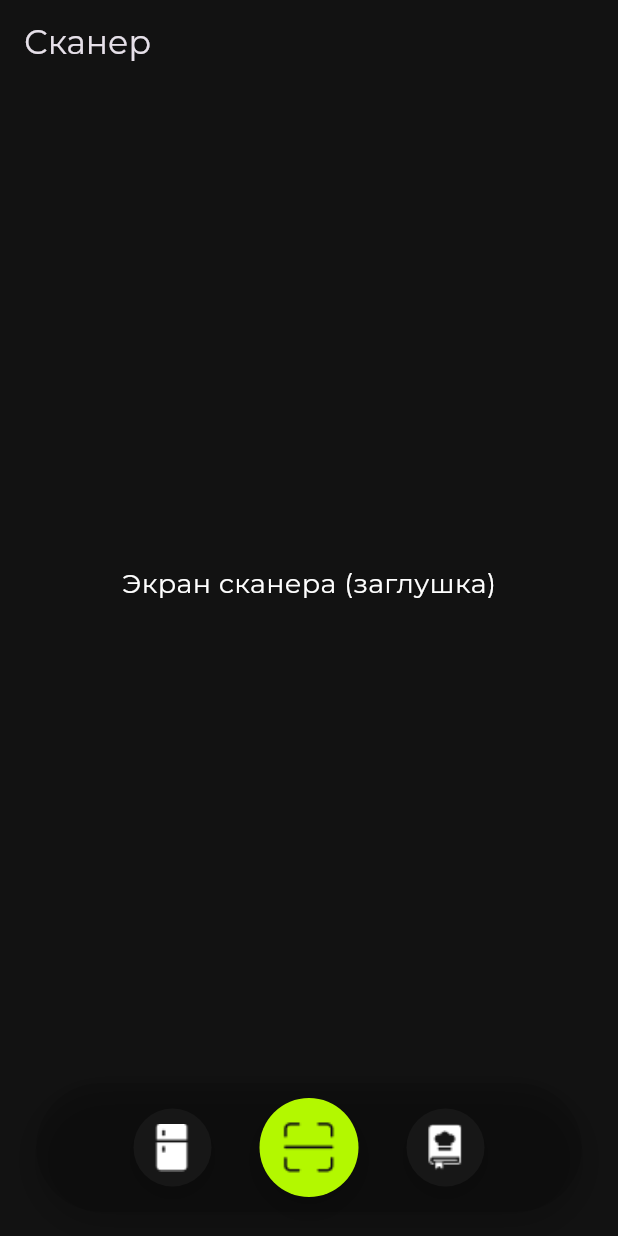
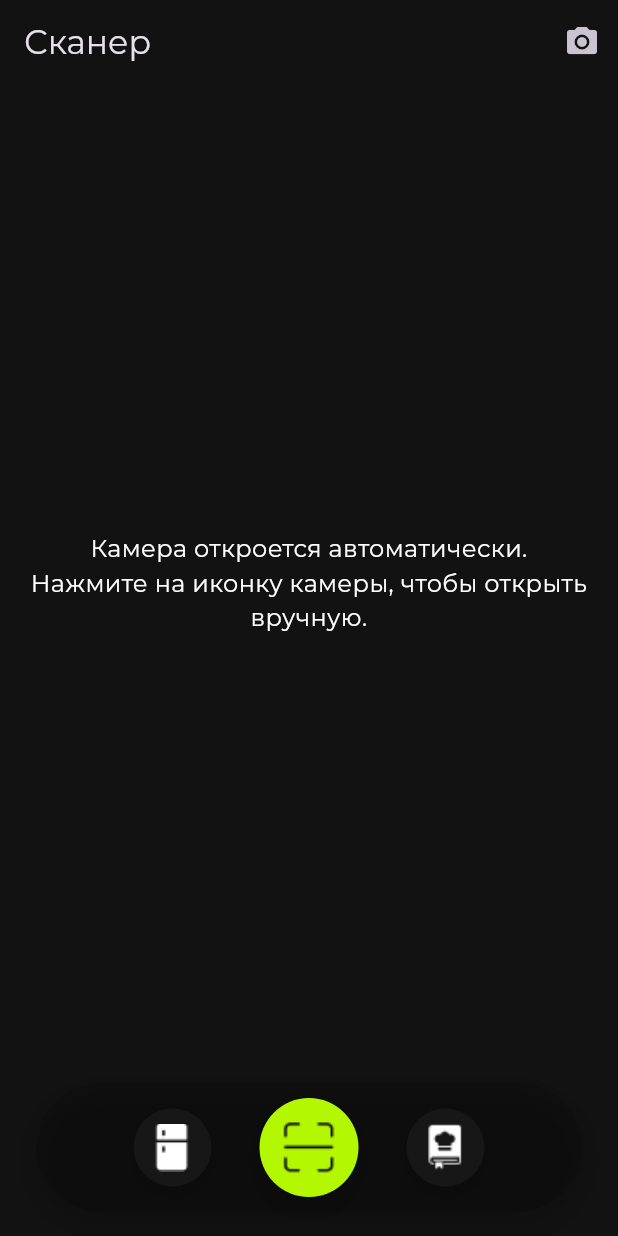
Before and after one commit to PavelShershnoyv/CookIt, a Flutter app: the ScannerPage screen opened by its route, on a phone screen of 412 x 824 dp. Run offline on Flutter 3.47's test engine with Material 3 defaults, Android fonts, the phone set to English and light mode, and no system bars; our stand-ins replace flutter_svg, go_router, google_fonts, image_picker; project files that could hold a hidden picture were left out.

Commit message:
feat(scanner): implement camera functionality for scanner page
Add image_picker dependency and convert ScannerPage to StatefulWidget to handle camera operations. The camera now opens automatically on page load and shows a preview of the captured image. Added a camera button in the app bar for manual camera access. Handles both mobile and web platforms for image display.

```diff
--- a/lib/pages/scanner_page.dart
+++ b/lib/pages/scanner_page.dart
@@ -1,10 +1,43 @@
+import 'dart:io';
+import 'dart:typed_data';
+
 import 'package:flutter/material.dart';
+import 'package:flutter/foundation.dart';
 import 'package:cookit/design/colors.dart';
 import 'package:cookit/widgets/nav_panel.dart';
 import 'package:go_router/go_router.dart';
+import 'package:image_picker/image_picker.dart';
 
-class ScannerPage extends StatelessWidget {
+class ScannerPage extends StatefulWidget {
   const ScannerPage({super.key});
+
+  @override
+  State<ScannerPage> createState() => _ScannerPageState();
+}
+
+class _ScannerPageState extends State<ScannerPage> {
+  final ImagePicker _picker = ImagePicker();
+  XFile? _captured;
+
+  @override
+  void initState() {
+    super.initState();
+    // Открываем камеру сразу после захода на страницу
+    WidgetsBinding.instance.addPostFrameCallback((_) => _openCamera());
+  }
+
+  Future<void> _openCamera() async {
+    try {
+      final XFile? photo = await _picker.pickImage(source: ImageSource.camera);
+      if (!mounted) return;
+      setState(() => _captured = photo);
+    } catch (e) {
+      if (!mounted) return;
+      ScaffoldMessenger.of(context).showSnackBar(
+        SnackBar(content: Text('Не удалось открыть камеру: $e')),
+      );
+    }
+  }
 
   @override
   Widget build(BuildContext context) {
@@ -14,12 +47,22 @@ class ScannerPage extends StatelessWidget {
         backgroundColor: background,
         elevation: 0,
         title: const Text('Сканер'),
+        actions: [
+          IconButton(
+            onPressed: _openCamera,
+            icon: const Icon(Icons.camera_alt),
+            tooltip: 'Открыть камеру',
+          )
+        ],
       ),
-      body: const Center(
-        child: Text(
-          'Экран сканера (заглушка)',
-          style: TextStyle(color: Colors.white, fontSize: 18),
-        ),
+      body: Center(
+        child: _captured == null
+            ? const Text(
+                'Камера откроется автоматически.\nНажмите на иконку камеры, чтобы открыть вручную.',
+                textAlign: TextAlign.center,
+                style: TextStyle(color: Colors.white, fontSize: 16),
+              )
+            : _buildPreview(),
       ),
       bottomNavigationBar: NavPanel(
         selectedIndex: 2,
@@ -29,10 +72,40 @@ class ScannerPage extends StatelessWidget {
           } else if (index == 1) {
             context.go('/recipes');
           } else if (index == 2) {
-            // already on scanner
+            // остаёмся на сканере, камера уже открывается автоматически
+            _openCamera();
           }
         },
       ),
     );
   }
+
+  Widget _buildPreview() {
+    // Для Web File(path) недоступен — используем Image.network с blob URL, но
+    // image_picker на Web возвращает XFile с bytes; здесь для простоты для
+    // мобильных платформ используем File, для Web показываем через Image.memory.
+    if (_captured == null) {
+      return const SizedBox.shrink();
+    }
+    if (kIsWeb) {
+      // ignore: unnecessary_null_comparison
+      return FutureBuilder<Uint8List>(
+        future: _captured!.readAsBytes(),
+        builder: (context, snapshot) {
+          if (!snapshot.hasData) {
+            return const CircularProgressIndicator();
+          }
+          return ClipRRect(
+            borderRadius: BorderRadius.circular(16),
+            child: Image.memory(snapshot.data!, width: 300, fit: BoxFit.cover),
+          );
+        },
+      );
+    } else {
+      return ClipRRect(
+        borderRadius: BorderRadius.circular(16),
+        child: Image.file(File(_captured!.path), width: 300, fit: BoxFit.cover),
+      );
+    }
+  }
 }
--- a/pubspec.yaml
+++ b/pubspec.yaml
@@ -33,6 +33,7 @@ dependencies:
   flutter_svg: ^2.2.1
   go_router: ^13.2.0
   google_fonts: ^6.1.0
+  image_picker: ^1.0.7
 
   # The following adds the Cupertino Icons font to your application.
   # Use with the CupertinoIcons class for iOS style icons.
```
Also changed, not shown: pubspec.lock.
